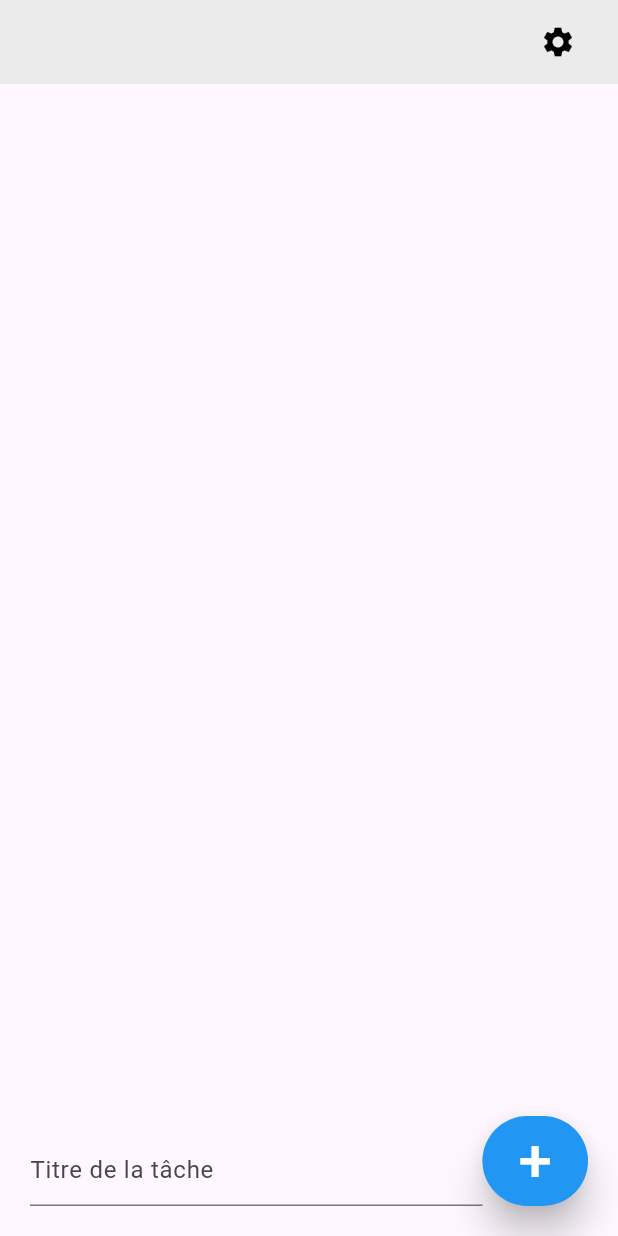
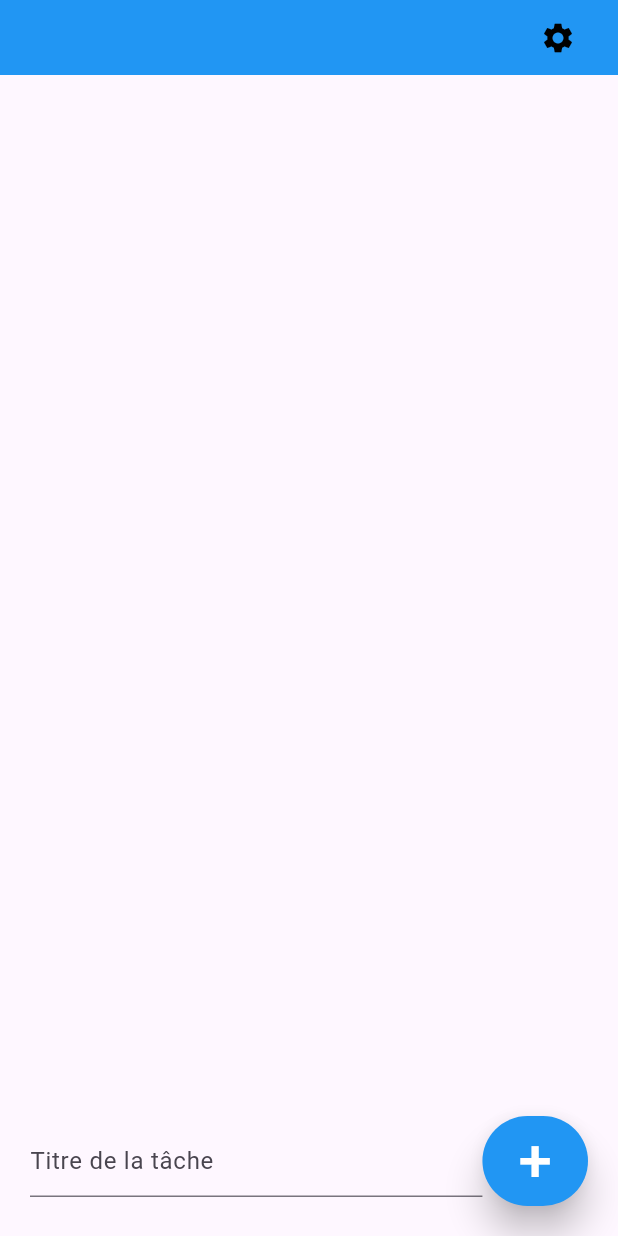
Before and after one commit to Itasuka/AppTodoListFlutter, a Flutter app: the screen it shows after launch, on a phone screen of 412 x 824 dp. Run offline on Flutter 3.47's test engine with Material 3 defaults, Android fonts, the phone set to English and light mode, and no system bars.

Commit message:
Fix d'un bug de superposition des elements Ajout du menu pour choisir l'ordonnancement des todo Mise à jour de l'interface utilisateur

```diff
--- a/lib/colors.dart
+++ b/lib/colors.dart
@@ -1,9 +1,10 @@
 import 'package:flutter/material.dart';
 
 const Color textColor = Colors.black;
-const Color backgroundColor = Color.fromARGB(255, 235, 235, 235);
+const Color backgroundColor = Color.fromARGB(255, 240, 240, 240);
 const Color buttonColor = Colors.blue;
 const Color insideButtonColor = Colors.white;
 const Color deleteButton = Color.fromARGB(255, 156, 24, 15);
 const Color starButton = Colors.orange;
 const Color iconOnColor = Colors.white;
+const Color separator = Color.fromARGB(255, 200, 200, 200);
--- a/lib/main.dart
+++ b/lib/main.dart
@@ -1,4 +1,5 @@
 import 'package:flutter/material.dart';
+import 'package:projet_todo_list/widgetAppBar.dart';
 import 'package:projet_todo_list/widgetTodoList.dart';
 import './colors.dart';
 
@@ -13,21 +14,8 @@ class MyApp extends StatelessWidget {
   Widget build(BuildContext context) {
     return MaterialApp(
       debugShowCheckedModeBanner: false,
-      home: Scaffold(
-        appBar: AppBar(
-          backgroundColor: backgroundColor,
-          title: Row(mainAxisAlignment: MainAxisAlignment.end, children: [
-            IconButton(
-              onPressed: () {
-                print("coucoucoufeur");
-              }, //TODO ON CLICK
-              tooltip: "Paramètres",
-              icon: const Icon(Icons.settings, color: textColor),
-            ),
-          ]),
-        ),
-        body: WidgetTodoList(),
-      ),
+      home: WidgetTodoList(),
     );
   }
+
 }
--- a/lib/widgetTodoList.dart
+++ b/lib/widgetTodoList.dart
@@ -1,4 +1,6 @@
+import 'package:flutter/cupertino.dart';
 import 'package:flutter/material.dart';
+import 'package:projet_todo_list/widgetAppBar.dart';
 import 'package:projet_todo_list/widgetCreateToDo.dart';
 import 'package:projet_todo_list/todoList.dart';
 import 'package:projet_todo_list/widgetTodo.dart';
@@ -15,16 +17,20 @@ class WidgetTodoList extends StatefulWidget {
 class _WidgetTodoListState extends State<WidgetTodoList> {
   @override
   Widget build(BuildContext context) {
-    return Stack(children: [
-      Container(
-        margin: const EdgeInsets.symmetric(vertical: 10, horizontal: 10),
-        child: ListView.builder(
-          itemCount: widget._widgetTodoList.length,
-          itemBuilder: (_, i) => widget._widgetTodoList[i],
+    return Scaffold(
+      appBar: WidgetAppBar(refresh: affichage),
+      body: Column(
+      children: [
+        Expanded(
+          child: ListView.builder(
+            itemCount: widget._widgetTodoList.length,
+            itemBuilder: (_, i) => widget._widgetTodoList[i],
+          ),
         ),
-      ),
-      WidgetCreateToDo(refresh: affichage)
-    ]);
+        WidgetCreateToDo(refresh: affichage)
+        ]
+      )
+    );
   }
 
   void affichage() {
```
Also changed, not shown: lib/todoList.dart (+52 -0 lines), lib/widgetAppBar.dart (added, +101 -0 lines), lib/widgetTodo.dart (+13 -6 lines).
